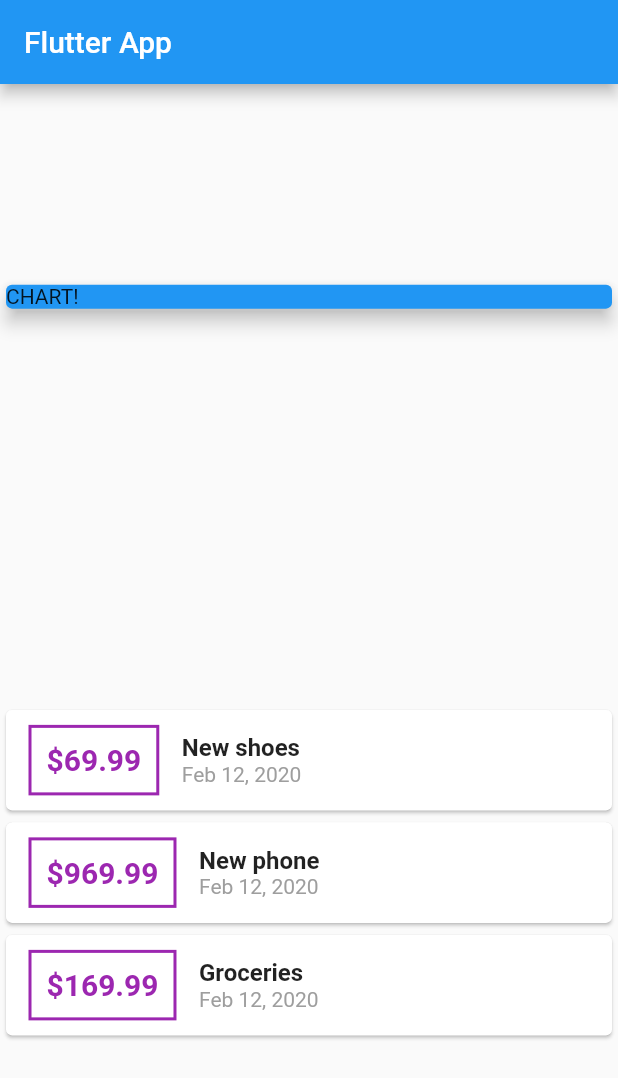
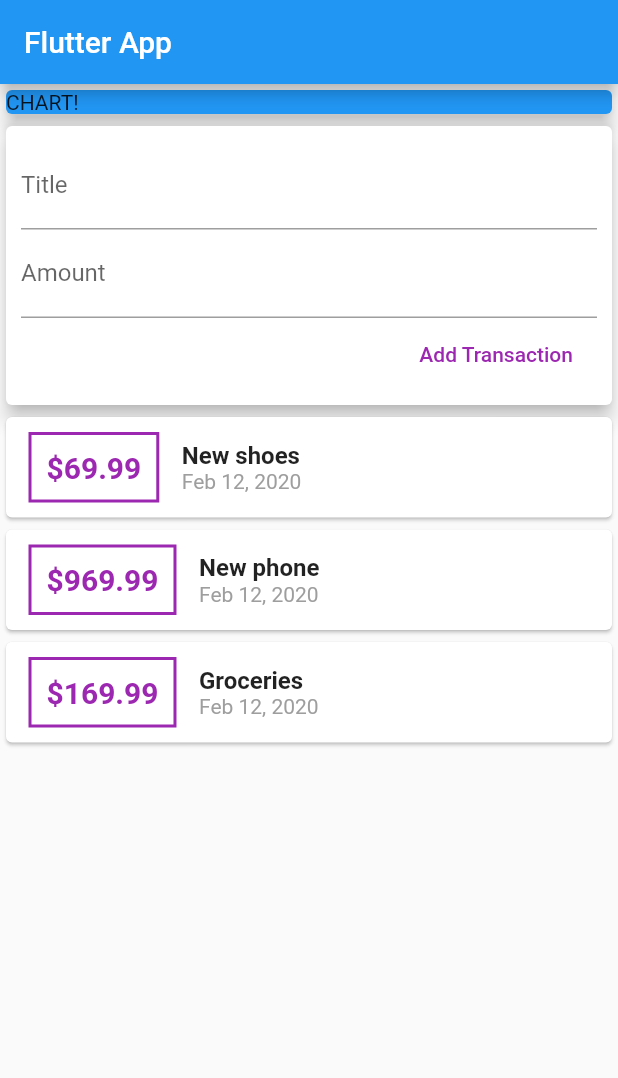
Before and after one commit to dschlauderaff/flutter_personal_expense, a Flutter app: the screen it shows after launch, on a phone screen of 412 x 824 dp. Shown: the top 1078 px of the screen. Run offline on Flutter 3.47's test engine with Material 2 defaults, Android fonts, the phone set to English and light mode, and no system bars.

Commit message:
add user input widget

```diff
--- a/lib/main.dart
+++ b/lib/main.dart
@@ -32,7 +32,7 @@
         title: Text('Flutter App'),
       ),
       body: Column(
-        mainAxisAlignment: MainAxisAlignment.spaceAround,
+//        mainAxisAlignment: MainAxisAlignment.spaceAround,
         crossAxisAlignment: CrossAxisAlignment.stretch,
         children: <Widget>[
           Container(
@@ -41,6 +41,28 @@
               color: Colors.blue,
               child: Text('CHART!'),
               elevation: 5,
+            ),
+          ),
+          Card(
+            elevation: 5,
+            child: Container(
+              padding: EdgeInsets.all(10),
+              child: Column(
+                crossAxisAlignment: CrossAxisAlignment.end,
+                children: <Widget>[
+                  TextField(
+                    decoration: InputDecoration(labelText: 'Title'),
+                  ),
+                  TextField(
+                    decoration: InputDecoration(labelText: 'Amount'),
+                  ),
+                  FlatButton(
+                    child: Text('Add Transaction'),
+                    textColor: Colors.purple,
+                    onPressed: () {},
+                  )
+                ],
+              ),
             ),
           ),
           Column(
@@ -76,11 +98,13 @@
                             fontWeight: FontWeight.bold,
                           ),
                         ),
-                        Text(DateFormat.yMMMd().format(tx.date),
-                        style: TextStyle(
-                          fontSize: 14,
-                          color: Colors.grey,
-                        ),),
+                        Text(
+                          DateFormat.yMMMd().format(tx.date),
+                          style: TextStyle(
+                            fontSize: 14,
+                            color: Colors.grey,
+                          ),
+                        ),
                       ],
                     )
                   ],
```
